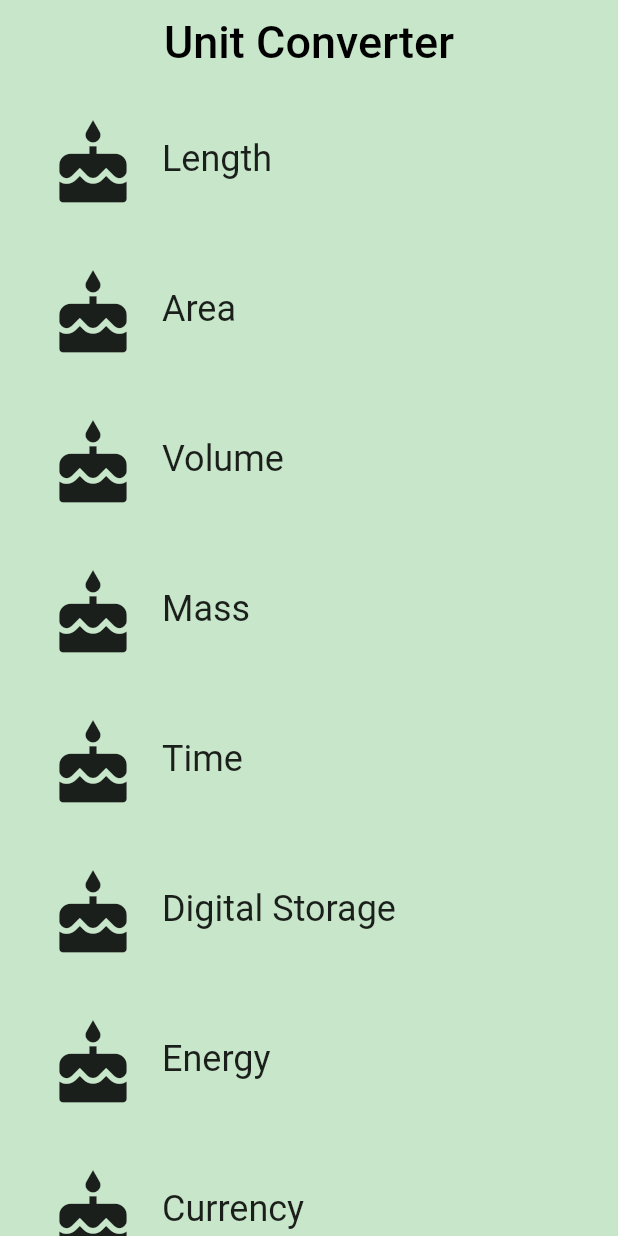
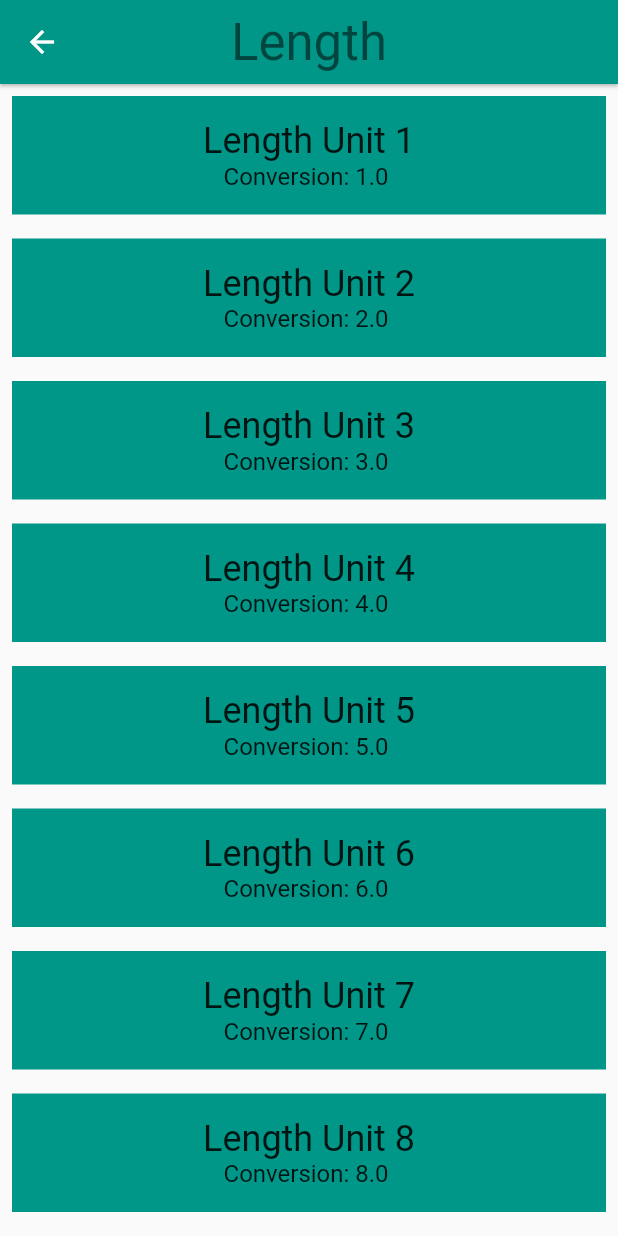
Before and after one commit to sabdar18/Udacity_Flutter_Course, a Flutter app: the screen it shows after launch, after a tap on "Length", on a phone screen of 412 x 824 dp. Run offline on Flutter 3.47's test engine with Material 2 defaults, Android fonts, the phone set to English and light mode, and no system bars.

Commit message:
completed 04_navigation

```diff
--- a/lib/category.dart
+++ b/lib/category.dart
@@ -1,4 +1,6 @@
 import 'package:flutter/material.dart';
+import 'package:flutter_udacity_course/converter_route.dart';
+import 'package:flutter_udacity_course/unit.dart';
 import 'package:meta/meta.dart';
 
 final _rowHeight = 100.0;
@@ -8,16 +10,41 @@ class Category extends StatelessWidget {
   final String name;
   final ColorSwatch color;
   final IconData iconLocation;
+  final List<Unit> units;
 
   const Category(
       {Key key,
       @required this.name,
       @required this.color,
-      @required this.iconLocation})
+      @required this.iconLocation,
+      @required this.units})
       : assert(name != null),
         assert(color != null),
         assert(iconLocation != null),
+        assert(units != null),
         super(key: key);
+
+  void _navigateToConverter(BuildContext context) {
+    Navigator.of(context)
+        .push(MaterialPageRoute<Null>(builder: (BuildContext context) {
+      return Scaffold(
+        appBar: AppBar(
+          elevation: 1.0,
+          title: Text(
+            name,
+            style: Theme.of(context).textTheme.display1,
+          ),
+          centerTitle: true,
+          backgroundColor: color,
+        ),
+        body: ConverterRoute(
+          color: color,
+          name: name,
+          units: units,
+        ),
+      );
+    }));
+  }
 
   @override
   Widget build(BuildContext context) {
@@ -29,9 +56,7 @@ class Category extends StatelessWidget {
           borderRadius: _borderRadius,
           highlightColor: color,
           splashColor: color,
-          onTap: () {
-            print('I was tapped!');
-          },
+          onTap: () => _navigateToConverter(context),
           child: Padding(
             padding: const EdgeInsets.all(8.0),
             child: Row(
--- a/lib/category_route.dart
+++ b/lib/category_route.dart
@@ -1,5 +1,6 @@
 import 'package:flutter/material.dart';
 import 'package:flutter_udacity_course/category.dart';
+import 'package:flutter_udacity_course/unit.dart';
 
 final _backgroundColor = Colors.green[100];
 
@@ -34,6 +35,16 @@ class CategoryRoute extends StatelessWidget {
     );
   }
 
+  List<Unit> _retrieveUnitList(String categoryName) {
+    return List.generate(10, (int i) {
+      i += 1;
+      return Unit(
+        name: '$categoryName Unit $i',
+        conversion: i.toDouble(),
+      );
+    });
+  }
+
   @override
   Widget build(BuildContext context) {
     final categories = <Category>[];
@@ -43,6 +54,7 @@ class CategoryRoute extends StatelessWidget {
         name: _categoryNames[i],
         color: _baseColors[i],
         iconLocation: Icons.cake,
+        units: _retrieveUnitList(_categoryNames[i]),
       ));
     }
 
--- /dev/null
+++ b/lib/converter_route.dart
@@ -0,0 +1,43 @@
+import 'package:flutter/material.dart';
+import 'package:meta/meta.dart';
+import 'unit.dart';
+
+class ConverterRoute extends StatelessWidget {
+  final String name;
+  final ColorSwatch color;
+  final List<Unit> units;
+
+  const ConverterRoute({
+    @required this.color,
+    @required this.name,
+    @required this.units,
+  })  : assert(name != null),
+        assert(color != null),
+        assert(units != null);
+
+  @override
+  Widget build(BuildContext context) {
+    final unitWidgets = units.map((Unit unit) {
+      return Container(
+          color: color,
+          margin: EdgeInsets.all(8.0),
+          padding: EdgeInsets.all(16.0),
+          child: Column(
+            children: <Widget>[
+              Text(
+                unit.name,
+                style: Theme.of(context).textTheme.headline,
+              ),
+              Text(
+                'Conversion: ${unit.conversion} ',
+                style: Theme.of(context).textTheme.subhead,
+              )
+            ],
+          ));
+    }).toList();
+
+    return ListView(
+      children: unitWidgets,
+    );
+  }
+}
--- /dev/null
+++ b/lib/unit.dart
@@ -0,0 +1,18 @@
+import 'package:meta/meta.dart';
+
+class Unit {
+  final String name;
+  final double conversion;
+
+  const Unit({
+    @required this.name,
+    @required this.conversion,
+  })  : assert(name != null),
+        assert(conversion != null);
+
+  Unit.fromJson(Map jsonMap)
+      : name = jsonMap['name'],
+        conversion = jsonMap['conversion'].toDouble(),
+        assert(name != null),
+        assert(conversion != null);
+}
```
